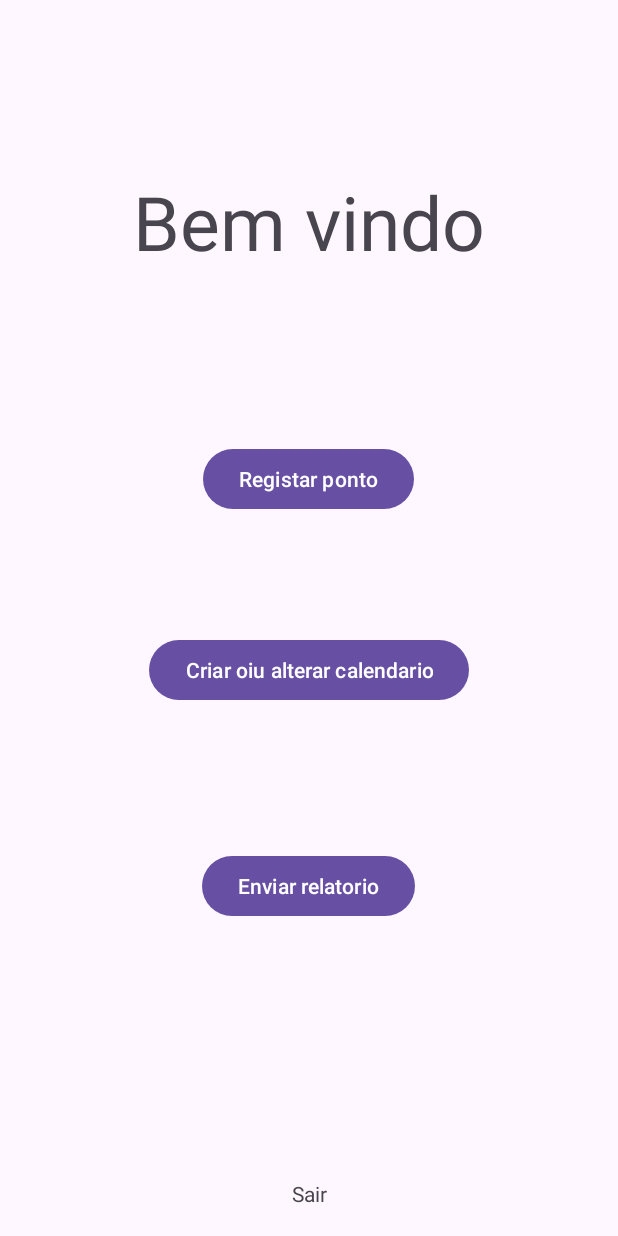
After one commit to jonathanluca/Sistema-_de_cadatro, an Android app: the Tela_incial screen opened directly, with no data from a screen before it, on a phone screen of 412 x 824 dp. The commit adds this screen. Run offline under Robolectric (Android 15) with nearby library versions, the phone set to English and light mode, and no system bars.

Commit message:
Criação de algumas telas

```diff
--- a/app/build.gradle.kts
+++ b/app/build.gradle.kts
@@ -33,6 +33,9 @@ android {
     kotlinOptions {
         jvmTarget = "1.8"
     }
+    buildFeatures {
+        viewBinding = true
+    }
 }
 
 dependencies {
--- /dev/null
+++ b/app/src/main/java/br/com/myapp/Tela_incial.kt
@@ -0,0 +1,20 @@
+package br.com.myapp
+
+import android.os.Bundle
+import androidx.activity.enableEdgeToEdge
+import androidx.appcompat.app.AppCompatActivity
+import androidx.core.view.ViewCompat
+import androidx.core.view.WindowInsetsCompat
+
+class Tela_incial : AppCompatActivity() {
+    override fun onCreate(savedInstanceState: Bundle?) {
+        super.onCreate(savedInstanceState)
+        enableEdgeToEdge()
+        setContentView(R.layout.activity_tela_incial)
+        ViewCompat.setOnApplyWindowInsetsListener(findViewById(R.id.main)) { v, insets ->
+            val systemBars = insets.getInsets(WindowInsetsCompat.Type.systemBars())
+            v.setPadding(systemBars.left, systemBars.top, systemBars.right, systemBars.bottom)
+            insets
+        }
+    }
+}
--- /dev/null
+++ b/app/src/main/res/layout/activity_tela_incial.xml
@@ -0,0 +1,65 @@
+<?xml version="1.0" encoding="utf-8"?>
+<androidx.constraintlayout.widget.ConstraintLayout xmlns:android="http://schemas.android.com/apk/res/android"
+    xmlns:app="http://schemas.android.com/apk/res-auto"
+    xmlns:tools="http://schemas.android.com/tools"
+    android:id="@+id/main"
+    android:layout_width="match_parent"
+    android:layout_height="match_parent"
+    tools:context=".Tela_incial">
+
+    <Button
+        android:id="@+id/button"
+        android:layout_width="wrap_content"
+        android:layout_height="wrap_content"
+        android:text="Enviar relatorio"
+        app:layout_constraintBottom_toBottomOf="parent"
+        app:layout_constraintEnd_toEndOf="parent"
+        app:layout_constraintHorizontal_bias="0.498"
+        app:layout_constraintStart_toStartOf="parent"
+        app:layout_constraintTop_toTopOf="parent"
+        app:layout_constraintVertical_bias="0.73" />
+
+    <Button
+        android:id="@+id/button2"
+        android:layout_width="wrap_content"
+        android:layout_height="wrap_content"
+        android:layout_marginBottom="96dp"
+        android:text="Criar oiu alterar calendario"
+        app:layout_constraintBottom_toTopOf="@+id/button"
+        app:layout_constraintEnd_toEndOf="parent"
+        app:layout_constraintStart_toStartOf="parent" />
+
+    <Button
+        android:id="@+id/button3"
+        android:layout_width="wrap_content"
+        android:layout_height="wrap_content"
+        android:text="Registar ponto"
+        app:layout_constraintBottom_toTopOf="@+id/button2"
+        app:layout_constraintEnd_toEndOf="parent"
+        app:layout_constraintHorizontal_bias="0.498"
+        app:layout_constraintStart_toStartOf="parent"
+        app:layout_constraintTop_toTopOf="parent"
+        app:layout_constraintVertical_bias="0.788" />
+
+    <TextView
+        android:id="@+id/textView"
+        android:layout_width="wrap_content"
+        android:layout_height="wrap_content"
+        android:text="Sair"
+        app:layout_constraintBottom_toBottomOf="parent"
+        app:layout_constraintEnd_toEndOf="parent"
+        app:layout_constraintStart_toStartOf="parent"
+        app:layout_constraintTop_toBottomOf="@+id/button"
+        app:layout_constraintVertical_bias="0.903" />
+
+    <TextView
+        android:id="@+id/textView2"
+        android:layout_width="wrap_content"
+        android:layout_height="wrap_content"
+        android:text="Bem vindo"
+        android:textSize="50dp"
+        app:layout_constraintBottom_toTopOf="@+id/button3"
+        app:layout_constraintEnd_toEndOf="parent"
+        app:layout_constraintStart_toStartOf="parent"
+        app:layout_constraintTop_toTopOf="parent" />
+</androidx.constraintlayout.widget.ConstraintLayout>
--- a/app/src/main/res/values/strings.xml
+++ b/app/src/main/res/values/strings.xml
@@ -1,3 +1,5 @@
 <resources>
     <string name="app_name">MyApp</string>
+    <!-- TODO: Remove or change this placeholder text -->
+    <string name="hello_blank_fragment">Hello blank fragment</string>
 </resources>
```
Also changed, not shown: app/src/main/AndroidManifest.xml (+9 -0 lines), app/src/main/java/br/com/myapp/MainActivity.kt (+17 -9 lines), app/src/main/java/br/com/myapp/Redefinir_senha.kt (added, +20 -0 lines), app/src/main/res/layout/activity_main.xml (+66 -3 lines), app/src/main/res/layout/activity_redefinir_senha.xml (added, +56 -0 lines).
